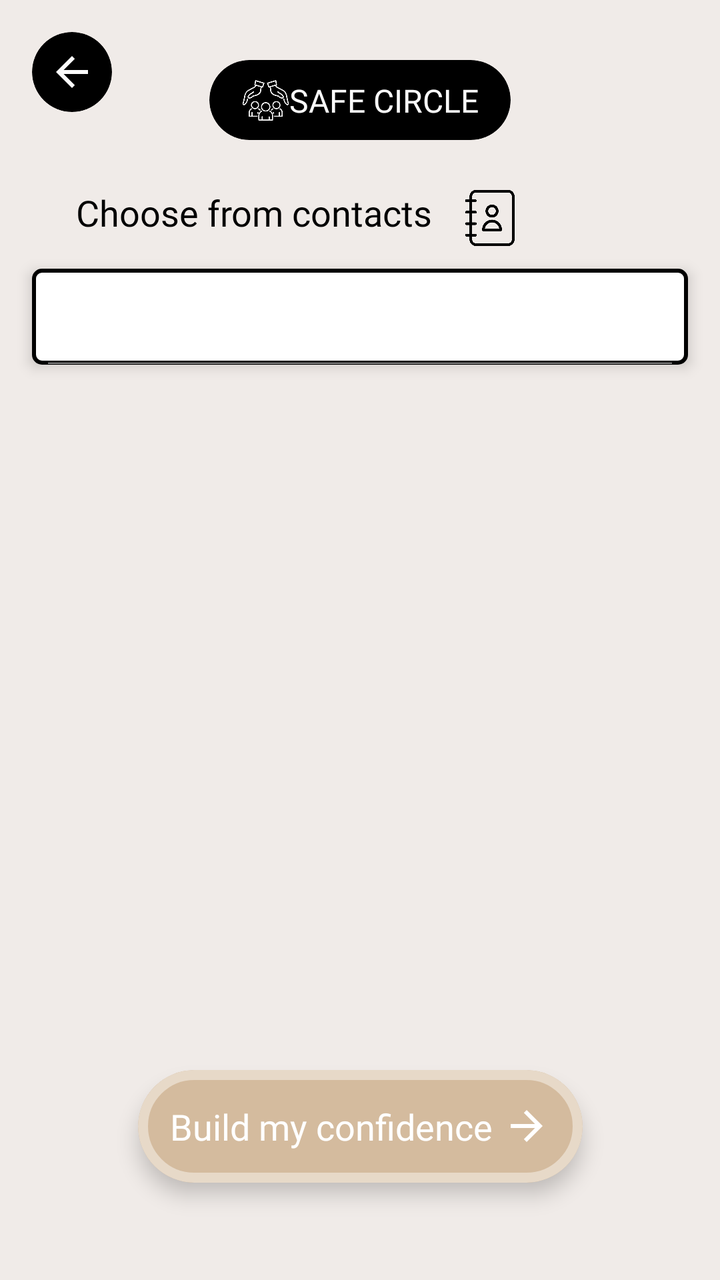
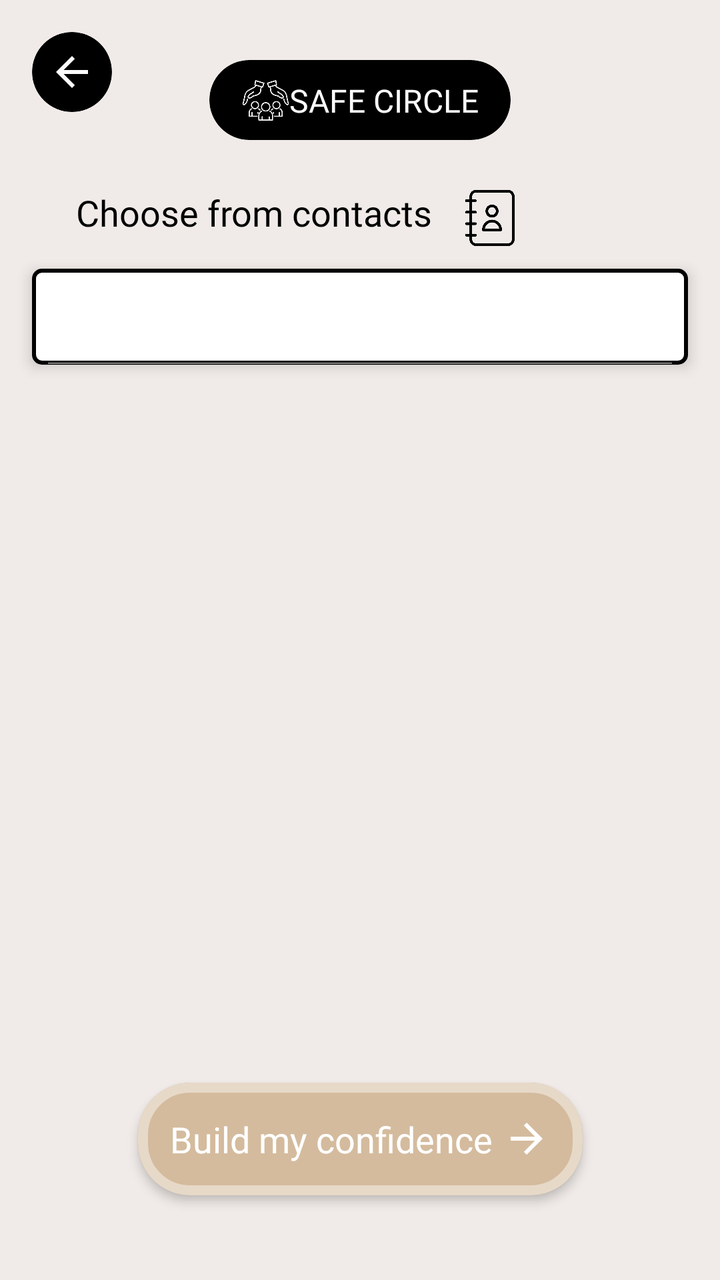

An Android layout rendered at two revisions. The XML below is the earlier revision; the diff shows what the commit changed to produce the second picture.
<!-- AndroidManifest.xml: application theme Theme.SafeHer -->
<!-- res/layout/fragment_settings_safe_circle.xml -->
<?xml version="1.0" encoding="utf-8"?>
<androidx.constraintlayout.widget.ConstraintLayout
    xmlns:android="http://schemas.android.com/apk/res/android"
    xmlns:app="http://schemas.android.com/apk/res-auto"
    android:layout_width="match_parent"
    android:layout_height="match_parent"
    android:background="@color/cream_background">

    
    <androidx.cardview.widget.CardView
        android:id="@+id/backButtonCard"
        android:layout_width="40dp"
        android:layout_height="40dp"
        android:layout_marginStart="16dp"
        android:layout_marginTop="16dp"
        app:cardBackgroundColor="@color/black"
        app:cardCornerRadius="20dp"
        app:cardElevation="0dp"
        app:layout_constraintStart_toStartOf="parent"
        app:layout_constraintTop_toTopOf="parent">
        <ImageView
            android:id="@+id/backButton"
            android:layout_width="24dp"
            android:layout_height="24dp"
            android:layout_gravity="center"
            android:src="@drawable/ic_back"
            app:tint="@color/white" />
    </androidx.cardview.widget.CardView>

    
    <androidx.cardview.widget.CardView
        android:id="@+id/settingsTitleCard"
        android:layout_width="wrap_content"
        android:layout_height="wrap_content"
        android:layout_marginTop="30dp"
        app:cardBackgroundColor="@color/black"
        app:cardCornerRadius="20dp"
        app:cardElevation="0dp"
        app:layout_constraintTop_toTopOf="parent"
        app:layout_constraintStart_toStartOf="parent"
        app:layout_constraintEnd_toEndOf="parent">
        <androidx.constraintlayout.widget.ConstraintLayout
            android:layout_width="wrap_content"
            android:layout_height="wrap_content"
            android:paddingHorizontal="16dp"
            android:paddingVertical="8dp">

            <ImageView
                android:id="@+id/safecircleIcon"
                android:layout_width="24dp"
                android:layout_height="24dp"
                android:layout_marginEnd="8dp"
                android:src="@drawable/safe_circle"
                app:tint="@color/white"
                app:layout_constraintStart_toStartOf="parent"
                app:layout_constraintTop_toTopOf="parent"
                app:layout_constraintBottom_toBottomOf="parent"/>

            <TextView
                android:id="@+id/settingsTitle"
                android:layout_width="wrap_content"
                android:layout_height="wrap_content"
                android:fontFamily="@font/poppins_semibold"
                android:text="SAFE CIRCLE"
                android:textColor="@color/white"
                android:textSize="16sp"
                app:layout_constraintStart_toEndOf="@id/safecircleIcon"
                app:layout_constraintTop_toTopOf="parent"
                app:layout_constraintBottom_toBottomOf="parent"/>
        </androidx.constraintlayout.widget.ConstraintLayout>
    </androidx.cardview.widget.CardView>

    
    <ImageView
        android:id="@+id/chooseIcon"
        android:layout_width="30dp"
        android:layout_height="30dp"
        android:layout_marginTop="24dp"
        android:src="@drawable/ic_contacts"
        app:tint="@color/black"
        android:layout_marginRight="100dp"
        app:layout_constraintTop_toBottomOf="@id/settingsTitleCard"
        app:layout_constraintEnd_toEndOf="parent"/>

    

    <TextView
        android:id="@+id/chooseContactsLabel"
        android:layout_width="wrap_content"
        android:layout_height="wrap_content"
        android:layout_marginTop="24dp"
        android:layout_marginLeft="24dp"
        android:fontFamily="@font/poppins_regular"
        android:text="Choose from contacts"
        android:textColor="@color/black"
        android:textSize="18sp"
        app:layout_constraintEnd_toStartOf="@id/chooseIcon"
        app:layout_constraintStart_toStartOf="parent"
        app:layout_constraintTop_toBottomOf="@id/settingsTitleCard" />

    <androidx.appcompat.widget.SearchView
        android:id="@+id/pair_SearchView"
        android:layout_width="0dp"
        android:layout_height="wrap_content"
        android:layout_marginTop="16dp"
        android:layout_marginStart="16dp"
        android:layout_marginEnd="16dp"
        android:background="@drawable/searchview_border"
        android:elevation="4dp"
        android:iconifiedByDefault="false"
        android:queryHint="Search Contacts"
        app:queryHint="Search Contacts"
        app:closeIconEnabled="false"
        app:iconifiedByDefault="false"
        android:textColorHint="@color/black"
        app:layout_constraintTop_toBottomOf="@id/chooseContactsLabel"
        app:layout_constraintStart_toStartOf="parent"
        app:layout_constraintEnd_toEndOf="parent" />

    
    <androidx.recyclerview.widget.RecyclerView
        android:id="@+id/recyclerViewContacts"
        android:layout_width="0dp"
        android:layout_height="0dp"
        android:layout_marginTop="8dp"
        android:paddingBottom="16dp"
        app:layout_constraintTop_toBottomOf="@id/pair_SearchView"
        app:layout_constraintBottom_toTopOf="@id/finishButton"
        app:layout_constraintStart_toStartOf="parent"
        app:layout_constraintEnd_toEndOf="parent"/>

    
    <com.google.android.material.card.MaterialCardView
        android:id="@+id/finishButton"
        android:layout_width="wrap_content"
        android:layout_height="wrap_content"
        android:layout_marginStart="40dp"
        android:layout_marginEnd="40dp"
        android:layout_marginBottom="30dp"
        app:layout_constraintStart_toStartOf="parent"
        app:layout_constraintEnd_toEndOf="parent"
        app:layout_constraintBottom_toBottomOf="parent"
        app:cardBackgroundColor="@color/button_gold"
        app:cardCornerRadius="32dp"
        app:cardElevation="6dp"
        app:strokeColor="#e7d9c8"
        app:strokeWidth="5dp"
        app:cardUseCompatPadding="true">

        <LinearLayout
            android:layout_width="match_parent"
            android:layout_height="wrap_content"
            android:gravity="center"
            android:orientation="horizontal"
            android:padding="16dp">

            <TextView
                android:layout_width="wrap_content"
                android:layout_height="wrap_content"
                android:gravity="center"
                android:maxLines="1"
                android:layout_marginRight="5dp"
                android:fontFamily="@font/poppins_semibold"
                android:text="Build my confidence"
                android:textColor="@android:color/white"
                android:textSize="18sp" />

            <ImageView
                android:layout_width="24dp"
                android:layout_height="24dp"
                android:src="@drawable/ic_arrow_forward"
                app:tint="@android:color/white" />
        </LinearLayout>
    </com.google.android.material.card.MaterialCardView>


    </androidx.constraintlayout.widget.ConstraintLayout>
<!-- resources referenced by this layout -->
<resources>
  <color name="black">#FF000000</color>
  <color name="button_gold">#d4bb9e</color>
  <color name="cream_background">#f0ebe8</color>
  <color name="white">#FBFBFB</color>
  <!-- drawable ic_arrow_forward (drawable) -->
  <?xml version="1.0" encoding="utf-8"?>
  <vector xmlns:android="http://schemas.android.com/apk/res/android"
      android:width="24dp"
      android:height="24dp"
      android:viewportWidth="24"
      android:viewportHeight="24">
      <path
          android:fillColor="#FFFFFF"
          android:pathData="M12,4l-1.41,1.41L16.17,11H4v2h12.17l-5.58,5.59L12,20l8,-8z"/>
  </vector>
  <!-- drawable ic_back (drawable) -->
  <?xml version="1.0" encoding="utf-8"?>
  <vector xmlns:android="http://schemas.android.com/apk/res/android"
      android:width="24dp"
      android:height="24dp"
      android:viewportWidth="24"
      android:viewportHeight="24">
      <path
          android:fillColor="#000000"
          android:pathData="M20,11H7.83l5.59,-5.59L12,4l-8,8 8,8 1.41,-1.41L7.83,13H20v-2z"/>
  </vector>
  <!-- drawable ic_contacts: png bitmap (drawable, 11575 bytes) -->
  <!-- drawable safe_circle: png bitmap (drawable, 47160 bytes) -->
  <!-- drawable searchview_border (drawable) -->
  <shape xmlns:android="http://schemas.android.com/apk/res/android">
      <solid android:color="@android:color/white"/> 
      <stroke android:color="@android:color/black" android:width="2dp"/> 
      <corners android:radius="4dp"/> 
  </shape>
  <style name="Theme.SafeHer" parent="Base.Theme.SafeHer" />
  <style name="Base.Theme.SafeHer" parent="Theme.MaterialComponents.NoActionBar">
          
          
      </style>
</resources>

<!-- the commit's change to res/layout/fragment_settings_safe_circle.xml (unified diff, before → after) -->
@@ -141,8 +141,8 @@
         app:layout_constraintEnd_toEndOf="parent"
         app:layout_constraintBottom_toBottomOf="parent"
         app:cardBackgroundColor="@color/button_gold"
-        app:cardCornerRadius="32dp"
-        app:cardElevation="6dp"
+        app:cardCornerRadius="26dp"
+        app:cardElevation="3dp"
         app:strokeColor="#e7d9c8"
         app:strokeWidth="5dp"
         app:cardUseCompatPadding="true">
